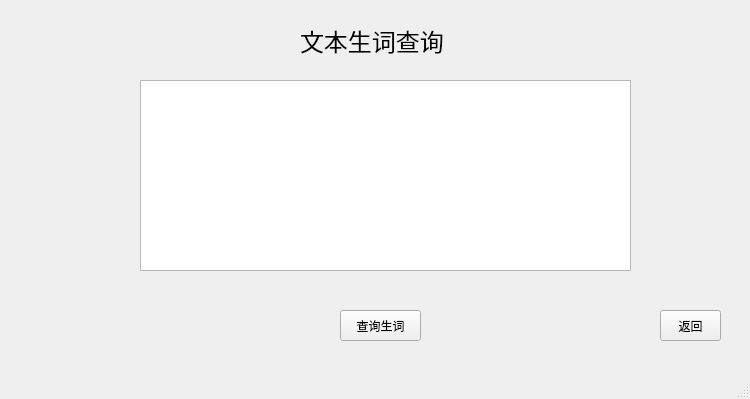
First picture: the form in edictionary/Edictionary/searchtextwordwindow.ui, repository elecdictionary/dictionary, before the edit.
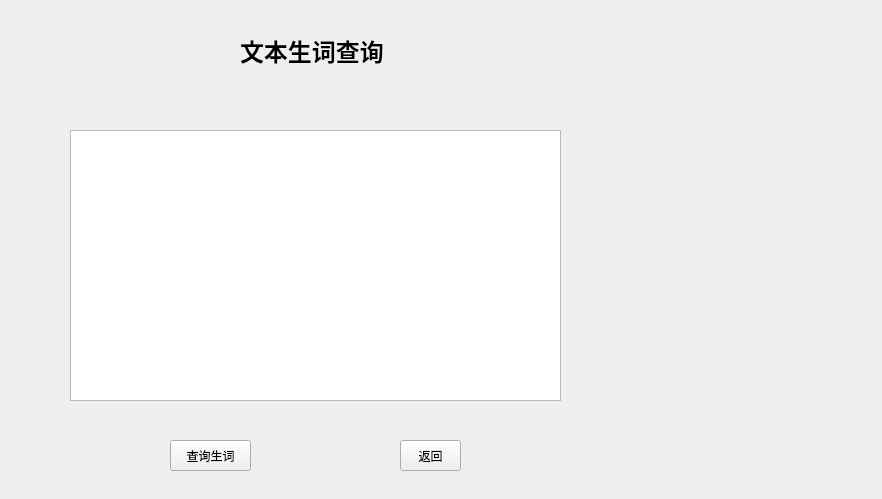
Second picture: the form after the edit. Icons and pictures are not drawn.

```diff
--- a/edictionary/Edictionary/searchtextwordwindow.ui
+++ b/edictionary/Edictionary/searchtextwordwindow.ui
@@ -6,39 +6,44 @@
    <rect>
     <x>0</x>
     <y>0</y>
-    <width>750</width>
-    <height>399</height>
+    <width>882</width>
+    <height>499</height>
    </rect>
   </property>
   <property name="minimumSize">
    <size>
-    <width>750</width>
-    <height>399</height>
+    <width>882</width>
+    <height>499</height>
    </size>
   </property>
   <property name="maximumSize">
    <size>
-    <width>750</width>
-    <height>399</height>
+    <width>882</width>
+    <height>499</height>
    </size>
   </property>
   <property name="windowTitle">
-   <string>MainWindow</string>
+   <string>SimpleDictionary~\(≧▽≦)/~</string>
+  </property>
+  <property name="styleSheet">
+   <string notr="true">background-image: url(:/new/prefix1/20160521112419_Yf3XJ.jpeg);</string>
   </property>
   <widget class="QWidget" name="centralwidget">
    <widget class="QLabel" name="label">
     <property name="geometry">
      <rect>
-      <x>300</x>
-      <y>20</y>
+      <x>240</x>
+      <y>30</y>
       <width>151</width>
       <height>41</height>
      </rect>
     </property>
     <property name="font">
      <font>
-      <family>Agency FB</family>
+      <family>等线</family>
       <pointsize>18</pointsize>
+      <weight>75</weight>
+      <bold>true</bold>
      </font>
     </property>
     <property name="text">
@@ -48,18 +53,18 @@
    <widget class="QTextEdit" name="textEdit">
     <property name="geometry">
      <rect>
-      <x>140</x>
-      <y>80</y>
+      <x>70</x>
+      <y>130</y>
       <width>491</width>
-      <height>191</height>
+      <height>271</height>
      </rect>
     </property>
    </widget>
    <widget class="QPushButton" name="searchButton">
     <property name="geometry">
      <rect>
-      <x>340</x>
-      <y>310</y>
+      <x>170</x>
+      <y>440</y>
       <width>81</width>
       <height>31</height>
      </rect>
@@ -71,8 +76,8 @@
    <widget class="QPushButton" name="returnButton">
     <property name="geometry">
      <rect>
-      <x>660</x>
-      <y>310</y>
+      <x>400</x>
+      <y>440</y>
       <width>61</width>
       <height>31</height>
      </rect>
@@ -82,17 +87,6 @@
     </property>
    </widget>
   </widget>
-  <widget class="QMenuBar" name="menubar">
-   <property name="geometry">
-    <rect>
-     <x>0</x>
-     <y>0</y>
-     <width>750</width>
-     <height>23</height>
-    </rect>
-   </property>
-  </widget>
-  <widget class="QStatusBar" name="statusbar"/>
  </widget>
  <resources/>
  <connections/>
```
